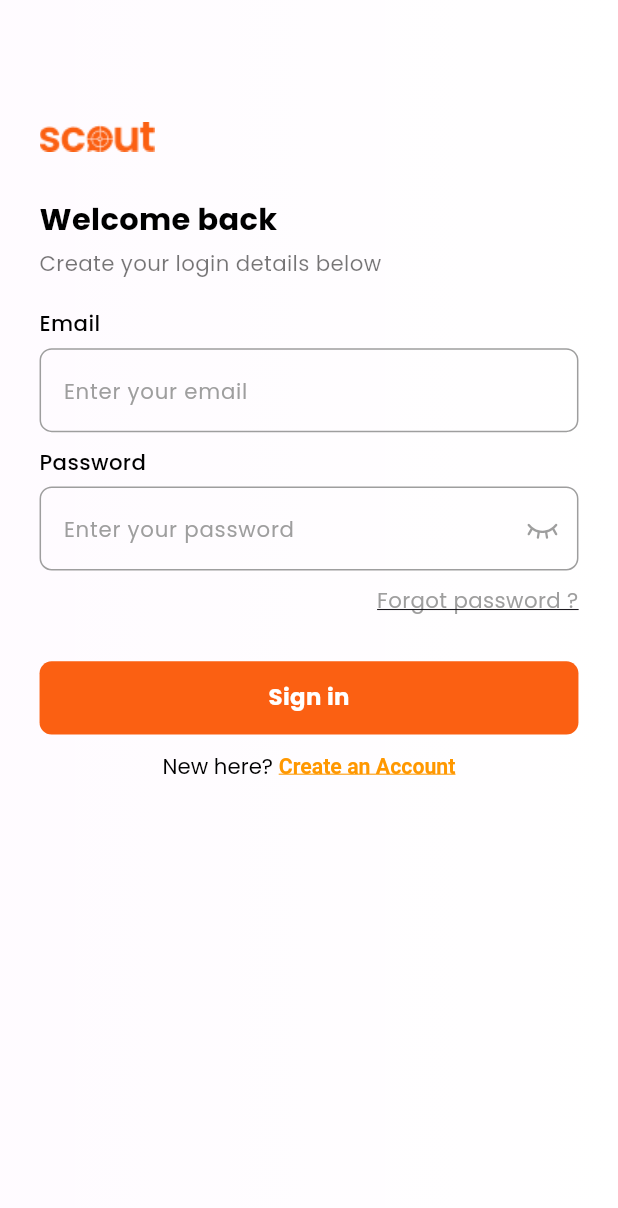
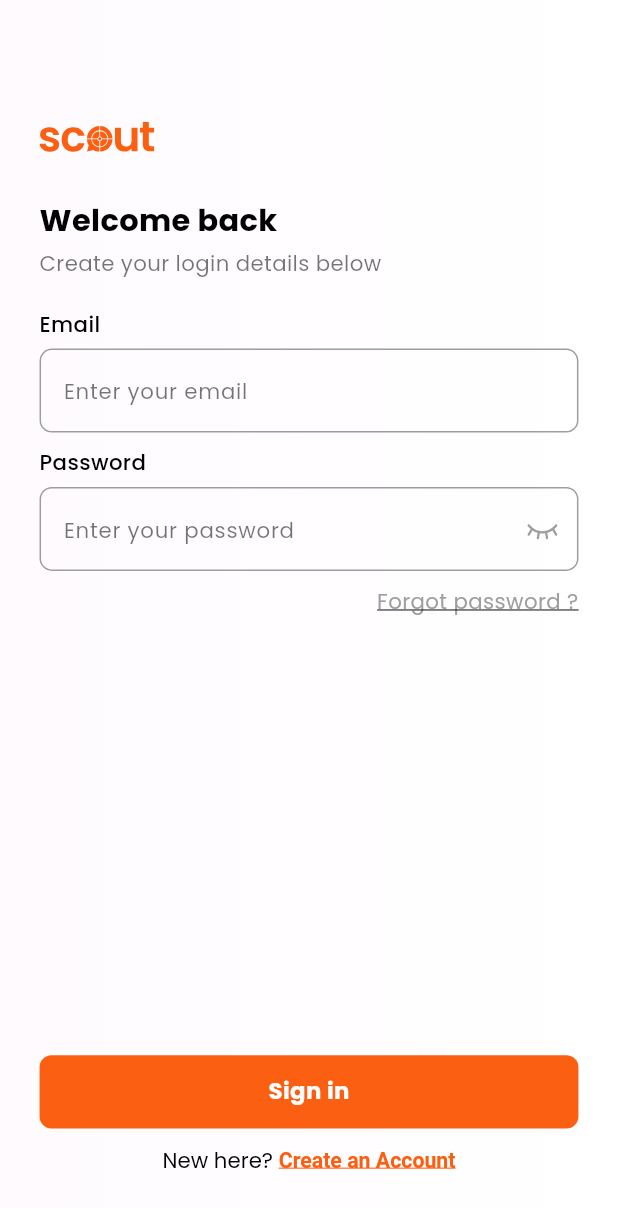
Before and after one commit to ModernChimsy/Scout, a Flutter app: the SignInView screen opened directly, on a phone screen of 412 x 824 dp. Shown: the top 1208 px of the screen. Run offline on Flutter 3.47's test engine with Material 3 defaults, Android fonts, the phone set to English and light mode, and no system bars; our stand-ins replace cached_network_image, dotted_border, firebase_auth, firebase_core, flutter_html, flutter_screenutil and 19 more; missing offline and left inert: flutter_location_search; accounts and stored records are empty; project files that could hold a hidden picture were left out.

```diff
--- a/lib/view/auth_view/share_interest_view.dart
+++ b/lib/view/auth_view/share_interest_view.dart
@@ -189,6 +189,7 @@ class _ShareInterestViewState extends State<ShareInterestView> {
                         return ChoiceChip(
                           label: Text(interest),
                           selected: isSelected,
+                          showCheckmark: false,
                           onSelected: (_) => _toggleSelection(interest),
                           selectedColor: AppColors.btnColor,
                           backgroundColor: AppColors.btnColor.withOpacity(0.1),
--- a/lib/view/auth_view/sign_in_view.dart
+++ b/lib/view/auth_view/sign_in_view.dart
@@ -5,6 +5,7 @@ import 'package:flutter/material.dart';
 import 'package:flutter_screenutil/flutter_screenutil.dart';
 import 'package:get/get.dart';
 import 'package:google_fonts/google_fonts.dart';
+import 'package:flutter_svg/flutter_svg.dart';
 import 'package:restaurent_discount_app/common%20widget/custom%20text/custom_text_widget.dart';
 import 'package:restaurent_discount_app/common%20widget/custom_button_widget.dart';
 import 'package:restaurent_discount_app/common%20widget/custom_text_filed.dart';
@@ -25,12 +26,15 @@ class SignInView extends StatelessWidget {
   final TextEditingController emailC = TextEditingController();
   final TextEditingController passwordC = TextEditingController();
 
-  @override
+  static const String orangeLogoPath = "assets/icon/scout_logo_orange.svg";
+
   @override
   Widget build(BuildContext context) {
     return Obx(() {
-      bool isDarkMode = Get.find<ThemeController>().selectedTheme ==
-          ThemeController.darkTheme;
+      bool isDarkMode = Get.find<ThemeController>().selectedTheme == ThemeController.darkTheme;
+
+      Color textColor = isDarkMode ? Colors.white : Colors.black;
+      Color subtitleColor = isDarkMode ? Colors.white70 : Colors.black54;
 
       return Scaffold(
         body: LayoutBuilder(
@@ -50,32 +54,14 @@ class SignInView extends StatelessWidget {
                                 : LinearGradient(
                                     begin: Alignment.topRight,
                                     end: Alignment.bottomLeft,
-                                    colors: [
-                                      Color(0xFFFB6012).withOpacity(0.1),
-                                      Color(0xFFFFA07A).withOpacity(0.1),
-                                    ],
+                                    colors: [AppColors.scoutVividVermilion.withOpacity(0.1), Color(0xFFFFA07A).withOpacity(0.1)],
                                   ),
-                            color: isDarkMode
-                                ? AppColors.bgColor
-                                : Colors.transparent,
+                            color: isDarkMode ? AppColors.bgColor : Colors.transparent,
                           ),
                         ),
                       ),
                       Positioned.fill(
-                        child: Container(
-                          decoration: BoxDecoration(
-                            gradient: isDarkMode
-                                ? null
-                                : LinearGradient(
-                                    begin: Alignment.centerLeft,
-                                    end: Alignment.centerRight,
-                                    colors: [
-                                      Colors.white.withOpacity(0.5),
-                                      Colors.white,
-                                    ],
-                                  ),
-                          ),
-                        ),
+                        child: Container(decoration: BoxDecoration(gradient: isDarkMode ? null : AppColors.gradient)),
                       ),
 
                       // Main content
@@ -87,31 +73,19 @@ class SignInView extends StatelessWidget {
                             SizedBox(height: 80.h),
                             Row(
                               mainAxisAlignment: MainAxisAlignment.spaceBetween,
-                              children: [
-                                Image(
-                                    image: AssetImage(
-                                        "assets/images/long_logo.png")),
-                              ],
+                              children: [SvgPicture.asset(orangeLogoPath, height: 20.h)],
                             ),
                             SizedBox(height: 30.h),
-                            CustomText(
-                              text: "Welcome back",
-                              fontSize: 20.sp,
-                              fontWeight: FontWeight.bold,
-                              color: isDarkMode ? Colors.white : Colors.black,
-                            ),
+                            CustomText(text: "Welcome back", fontSize: 20.sp, fontWeight: FontWeight.bold, color: textColor),
                             SizedBox(height: 5.h),
-                            CustomText(
-                              text: "Create your login details below",
-                              fontSize: 14.sp,
-                              color:
-                                  isDarkMode ? Colors.white54 : Colors.black54,
-                            ),
+                            CustomText(text: "Create your login details below", fontSize: 14.sp, color: subtitleColor),
                             SizedBox(height: 20.h),
                             CustomText(
+                              color: textColor,
                               text: "Email",
                               fontSize: 14.sp,
-                                fontWeight: FontWeight.w500),
+                              fontWeight: FontWeight.w500,
+                            ),
                             SizedBox(height: 6.h),
                             CustomTextField(
                               controller: emailC,
@@ -119,14 +93,11 @@ class SignInView extends StatelessWidget {
                               borderColor: Colors.grey,
                               hintText: "Enter your email",
                               showObscure: false,
+                              hintTextColo: subtitleColor,
+                              iconColor: textColor,
                             ),
                             SizedBox(height: 10.h),
-                            CustomText(
-                              color: isDarkMode ? Colors.white : Colors.black,
-                              text: "Password",
-                              fontSize: 14.sp,
-                              fontWeight: FontWeight.w500,
-                            ),
+                            CustomText(color: textColor, text: "Password", fontSize: 14.sp, fontWeight: FontWeight.w500),
                             SizedBox(height: 6.h),
                             CustomTextField(
                               controller: passwordC,
@@ -134,6 +105,8 @@ class SignInView extends StatelessWidget {
                               borderColor: Colors.grey,
                               hintText: "Enter your password",
                               showObscure: true,
+                              hintTextColo: subtitleColor,
+                              iconColor: textColor,
                             ),
                             SizedBox(height: 10.h),
                             Align(
@@ -146,14 +119,14 @@ class SignInView extends StatelessWidget {
                                   "Forgot password ?",
                                   style: GoogleFonts.poppins(
                                     fontSize: 14.sp,
-                                      color: isDarkMode
-                                          ? Colors.white
-                                          : Colors.grey,
+                                    color: isDarkMode ? Colors.white : Colors.grey,
                                     decoration: TextDecoration.underline,
                                   ),
                                 ),
-                                )),
+                              ),
+                            ),
                             SizedBox(height: 30.h),
+                            Spacer(),
                             Obx(() {
                               return _signInController.isLoading.value
                                   ? CustomLoader()
@@ -164,15 +137,10 @@ class SignInView extends StatelessWidget {
                                         bgColor: AppColors.btnColor,
                                         btnText: "Sign in",
                                         onTap: () {
-                                          if (emailC.text.isEmpty ||
-                                              passwordC.text.isEmpty) {
-                                            return CustomToast.showToast(
-                                                "All fields are required",
-                                                isError: true);
+                                          if (emailC.text.isEmpty || passwordC.text.isEmpty) {
+                                            return CustomToast.showToast("All fields are required", isError: true);
                                           } else {
-                                            _signInController.login(
-                                                email: emailC.text,
-                                                password: passwordC.text);
+                                            _signInController.login(email: emailC.text, password: passwordC.text);
                                           }
                                         },
                                         iconWant: false,
@@ -184,32 +152,19 @@ class SignInView extends StatelessWidget {
                               child: RichText(
                                 text: TextSpan(
                                   text: "New here? ",
-                                  style: GoogleFonts.poppins(
-                                    fontSize: 14.sp,
-                                    color: isDarkMode
-                                        ? Colors.white
-                                        : Colors.black,
-                                  ),
+                                  style: GoogleFonts.poppins(fontSize: 14.sp, color: textColor),
                                   children: [
                                     TextSpan(
                                       text: "Create an Account",
                                       style: TextStyle(
                                         fontSize: 14.sp,
-                                        color: isDarkMode
-                                            ? Colors.orangeAccent
-                                            : Colors.orange,
+                                        color: AppColors.btnColor,
                                         fontWeight: FontWeight.bold,
                                         decoration: TextDecoration.underline,
                                       ),
                                       recognizer: TapGestureRecognizer()
                                         ..onTap = () {
-                                          Navigator.push(
-                                            context,
-                                            MaterialPageRoute(
-                                              builder: (context) =>
-                                                  CreateAccountView(),
-                                            ),
-                                          );
+                                          Get.to(() => CreateAccountView());
                                         },
                                     ),
                                   ],
```
Also changed, not shown: lib/view/auth_view/forget_password_view.dart (+21 -52 lines), lib/view/auth_view/otp_cofirmation_view.dart (+19 -49 lines). Lines whose indentation alone changed are shown as unchanged.
